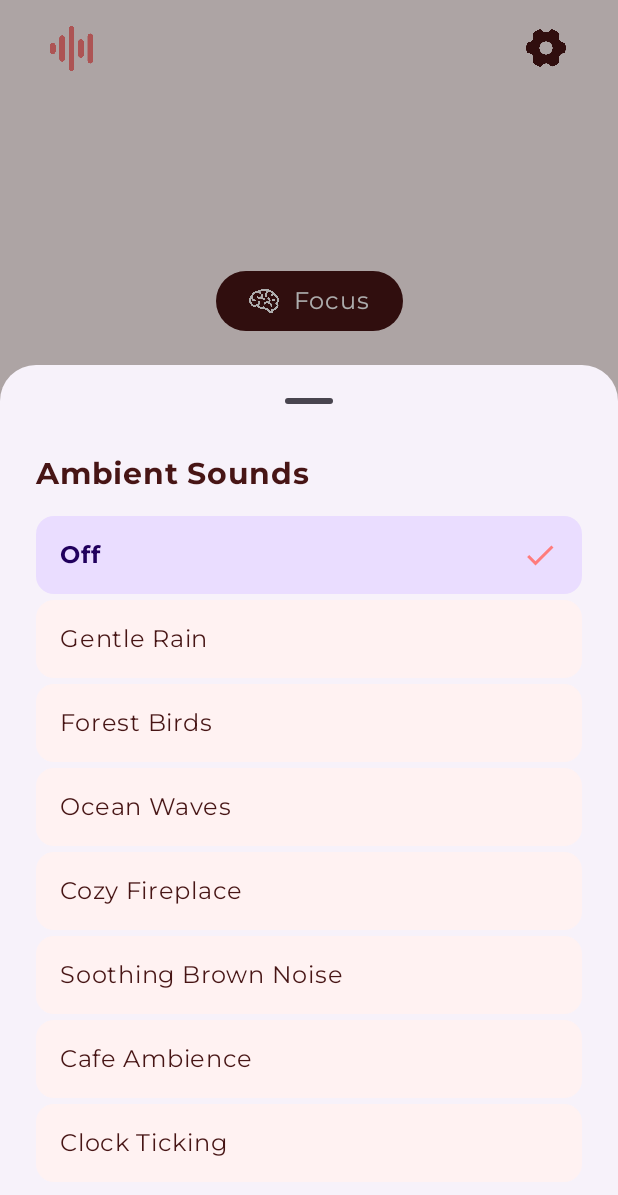
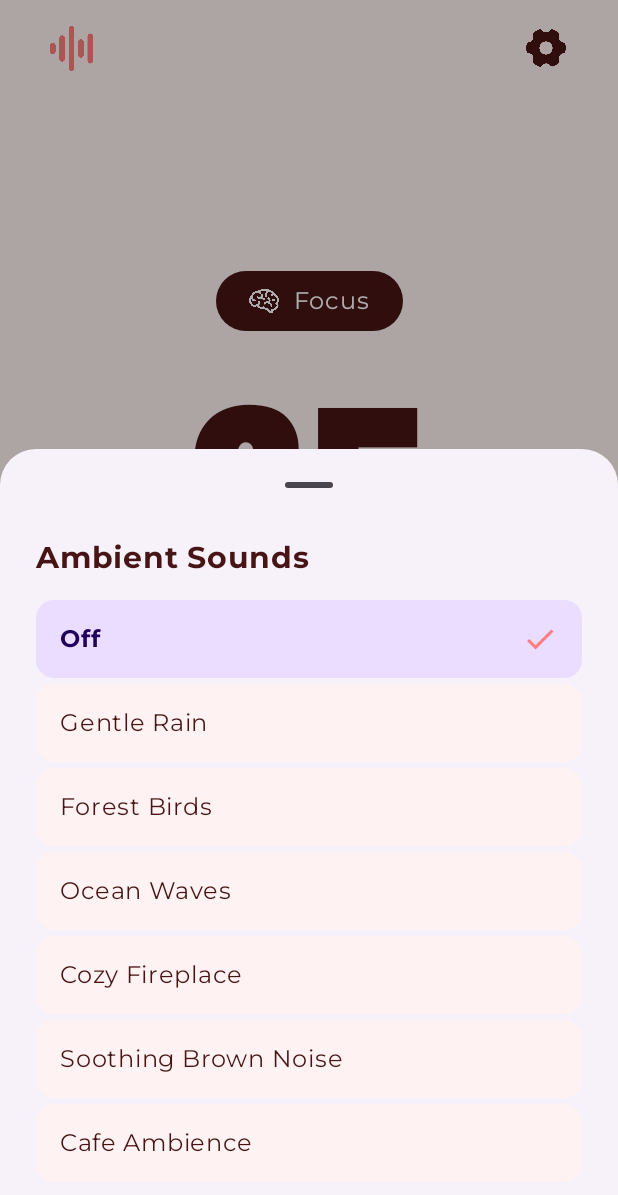
Before and after one commit to Arijit-05/Fomodoro-Revamped, an Android app built with Jetpack Compose: the screen it shows after launch (MainActivity), after a tap on "Ambient Sound", on a phone screen of 412 x 824 dp. Shown: the top 1195 px of the screen. Run offline under Robolectric (Android 15) with nearby library versions, the phone set to English and light mode, and no system bars; our stand-ins replace Dagger/Hilt's generated code.

Commit message:
feat(ui): remove clock ticking from ambient sounds and add complete app showcase screenshots

```diff
--- a/app/src/main/java/com/arijit/pomodoro/ui/components/AmbientSoundSheet.kt
+++ b/app/src/main/java/com/arijit/pomodoro/ui/components/AmbientSoundSheet.kt
@@ -41,8 +41,7 @@ val ambientTracks = listOf(
     AmbientTrack("ocean", "Ocean Waves"),
     AmbientTrack("fireplace", "Cozy Fireplace"),
     AmbientTrack("brown_noise", "Soothing Brown Noise"),
-    AmbientTrack("cafe", "Cafe Ambience"),
-    AmbientTrack("clock", "Clock Ticking")
+    AmbientTrack("cafe", "Cafe Ambience")
 )
 
 @OptIn(ExperimentalMaterial3Api::class)
```
Also changed, not shown: 14 other files.
